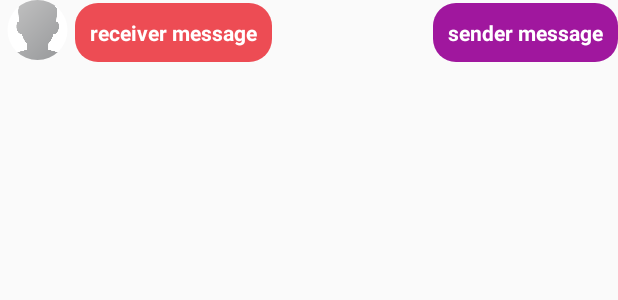
After one commit to phemmati/BookGraph, an Android app: the layout message_layout_users.xml on its own in the app's theme, with its tools: preview values and no code run, on a phone screen of 412 x 824 dp. The commit adds this screen. Shown: the top 300 px of the screen. Run offline under Robolectric (Android 15) with nearby library versions, the phone set to English and light mode, and no system bars.

Commit message:
Sender messages done

```diff
--- /dev/null
+++ b/app/src/main/res/drawable/receiver_message_text_background.xml
@@ -0,0 +1,10 @@
+<?xml version="1.0" encoding="utf-8"?>
+<shape xmlns:android="http://schemas.android.com/apk/res/android">
+
+    <solid android:color="@color/colorPrimary">
+    </solid>
+
+    <corners android:radius="15dp">
+
+    </corners>
+</shape>
--- /dev/null
+++ b/app/src/main/res/drawable/sender_message_text_background.xml
@@ -0,0 +1,11 @@
+<?xml version="1.0" encoding="utf-8"?>
+
+<shape xmlns:android="http://schemas.android.com/apk/res/android">
+
+    <solid android:color="@color/senderColor">
+    </solid>
+
+    <corners android:radius="15dp">
+
+    </corners>
+</shape>
--- /dev/null
+++ b/app/src/main/res/layout/message_layout_users.xml
@@ -0,0 +1,41 @@
+<?xml version="1.0" encoding="utf-8"?>
+<RelativeLayout
+    xmlns:android="http://schemas.android.com/apk/res/android" android:layout_width="match_parent"
+    android:layout_height="wrap_content">
+
+    <de.hdodenhof.circleimageview.CircleImageView
+        android:id="@+id/message_profile_image"
+        android:layout_width="50dp"
+        android:layout_height="40dp"
+        android:src="@drawable/profile"/>
+
+    <TextView
+        android:id="@+id/receiver_message_text"
+        android:layout_width="wrap_content"
+        android:layout_height="wrap_content"
+        android:layout_alignParentTop="true"
+        android:layout_marginTop="2dp"
+        android:layout_toEndOf="@id/message_profile_image"
+        android:background="@drawable/receiver_message_text_background"
+        android:text="receiver message"
+        android:textColor="@android:color/background_light"
+        android:padding="10dp"
+        android:textStyle="bold"
+        android:textSize="14sp"/>
+
+    <TextView
+        android:id="@+id/sender_message_text"
+        android:layout_width="wrap_content"
+        android:layout_height="wrap_content"
+        android:layout_alignParentEnd="true"
+        android:layout_marginTop="2dp"
+        android:layout_alignParentTop="@+id/receiver_message_text"
+        android:background="@drawable/sender_message_text_background"
+        android:text="sender message"
+        android:textColor="@android:color/background_light"
+        android:padding="10dp"
+        android:textStyle="bold"
+        android:textSize="14sp"/>
+
+
+</RelativeLayout>
--- a/app/src/main/res/values/colors.xml
+++ b/app/src/main/res/values/colors.xml
@@ -5,5 +5,7 @@
     <color name="colorAccent">#E9EBEE</color>
     <color name="colorProfile">#3B4041</color>
     <color name="mainBackground">#D7D7D7</color>
+    <color name="senderColor">#A0179E</color>
+
 
 </resources>
```
Also changed, not shown: app/src/main/java/com/example/bookgraph/ChatActivity.java (+130 -1 lines), app/src/main/java/com/example/bookgraph/Messages.java (added, +58 -0 lines), app/src/main/java/com/example/bookgraph/MessagesAdapter.java (added, +115 -0 lines).
